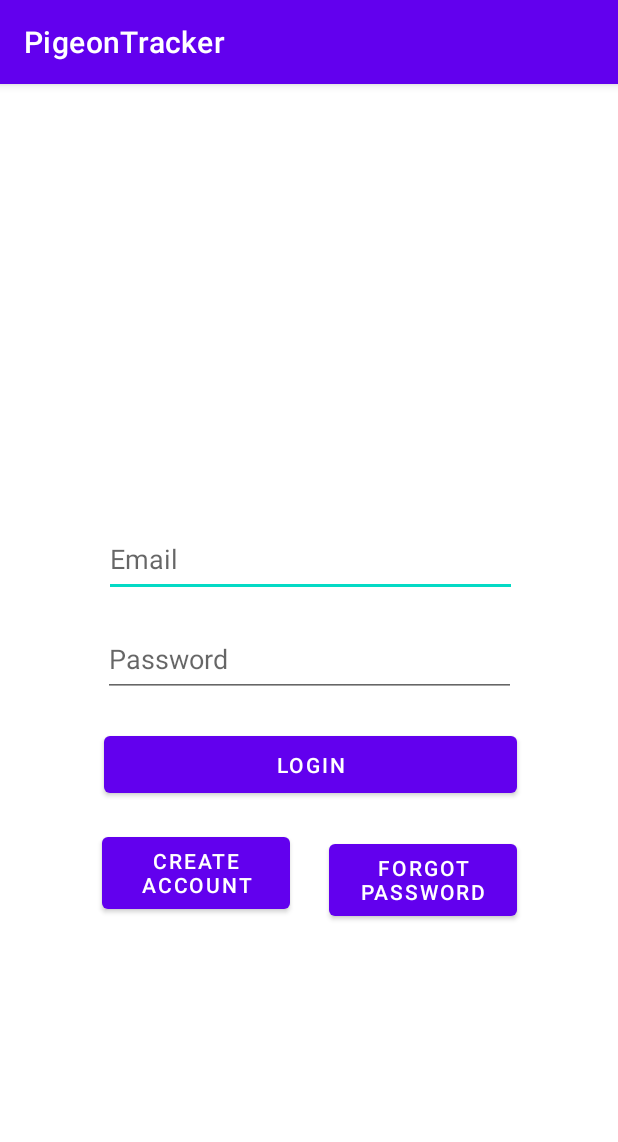
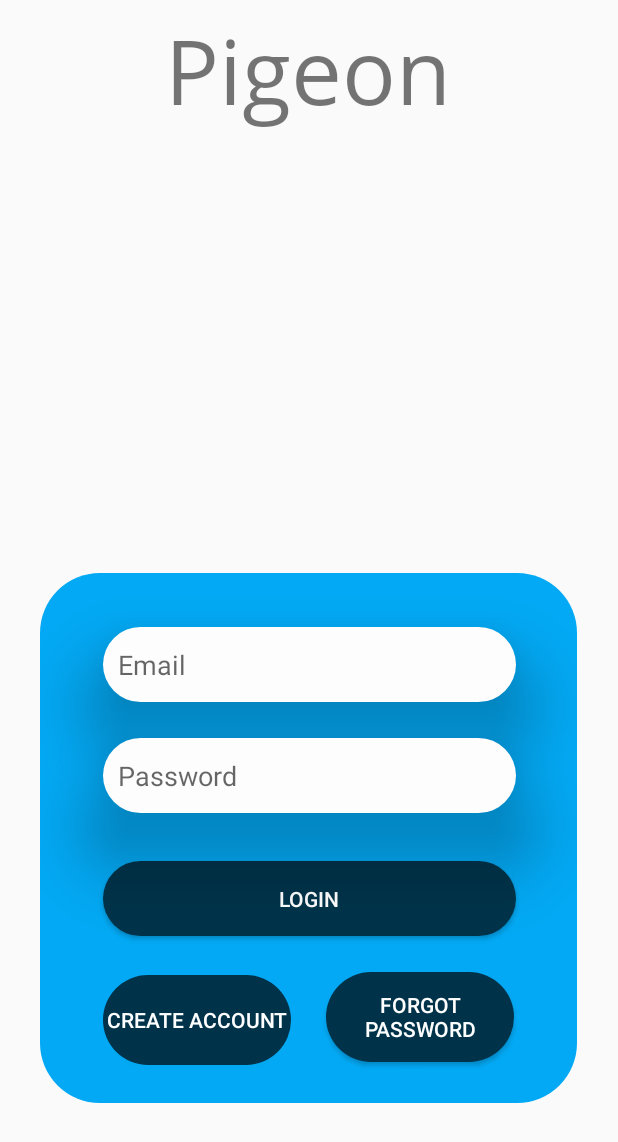
Before and after one commit to jonkoch68/Pigeon, an Android app: the screen it shows after launch (MainActivity), on a phone screen of 412 x 824 dp. Shown: the top 1142 px of the screen. Run offline under Robolectric (Android 15) with nearby library versions, the phone set to English and light mode, and no system bars.

Commit message:
Added more UI elements and Fonts to login Page

```diff
--- a/app/src/main/AndroidManifest.xml
+++ b/app/src/main/AndroidManifest.xml
@@ -8,7 +8,7 @@
         android:label="@string/app_name"
         android:roundIcon="@mipmap/ic_launcher_round"
         android:supportsRtl="true"
-        android:theme="@style/Theme.PigeonTracker">
+        android:theme="@style/Theme.AppCompat.Light.NoActionBar">
         <activity android:name=".MainActivity">
             <intent-filter>
                 <action android:name="android.intent.action.MAIN" />
--- /dev/null
+++ b/app/src/main/res/drawable/login_background.xml
@@ -0,0 +1,5 @@
+<?xml version="1.0" encoding="utf-8"?>
+<shape xmlns:android="http://schemas.android.com/apk/res/android" android:shape="rectangle">
+    <solid android:color="#03A9F4"/>
+    <corners android:radius="40dp"/>
+</shape>
--- /dev/null
+++ b/app/src/main/res/drawable/login_buttons.xml
@@ -0,0 +1,5 @@
+<?xml version="1.0" encoding="utf-8"?>
+<shape xmlns:android="http://schemas.android.com/apk/res/android" android:shape="rectangle">
+    <solid android:color="#00334A"/>
+    <corners android:radius="40dp"/>
+</shape>
--- /dev/null
+++ b/app/src/main/res/drawable/login_text.xml
@@ -0,0 +1,5 @@
+<?xml version="1.0" encoding="utf-8"?>
+<shape xmlns:android="http://schemas.android.com/apk/res/android">
+    <solid android:color="#FDFDFD"/>
+    <corners android:radius="40dp"/>
+</shape>
--- /dev/null
+++ b/app/src/main/res/font/login_title.xml
@@ -0,0 +1,8 @@
+<?xml version="1.0" encoding="utf-8"?>
+<font-family xmlns:android="http://schemas.android.com/apk/res/android">
+    <font
+        android:fontStyle="normal"
+        android:fontWeight="400"
+        android:font="@font/opensans_regular" />
+
+</font-family>
--- a/app/src/main/res/layout/activity_main.xml
+++ b/app/src/main/res/layout/activity_main.xml
@@ -6,70 +6,110 @@
     android:layout_height="match_parent"
     tools:context=".MainActivity">
 
+    <TextView
+        android:id="@+id/LoginTitle"
+        android:layout_width="390dp"
+        android:layout_height="93dp"
+        android:fontFamily="@font/login_title"
+        android:gravity="center"
+        android:text="Pigeon"
+        android:textSize="60dp"
+        app:layout_constraintBottom_toTopOf="@+id/constraintLayout"
+        app:layout_constraintEnd_toEndOf="parent"
+        app:layout_constraintHorizontal_bias="0.476"
+        app:layout_constraintStart_toStartOf="parent"
+        app:layout_constraintTop_toTopOf="parent"
+        app:layout_constraintVertical_bias="0.0" />
+
+    <androidx.constraintlayout.widget.ConstraintLayout
+        android:id="@+id/constraintLayout"
+        android:layout_width="358dp"
+        android:layout_height="353dp"
+        android:background="@drawable/login_background"
+        android:orientation="vertical"
+        app:layout_constraintBottom_toBottomOf="parent"
+        app:layout_constraintEnd_toEndOf="parent"
+        app:layout_constraintHorizontal_bias="0.491"
+        app:layout_constraintStart_toStartOf="parent"
+        app:layout_constraintTop_toTopOf="parent"
+        app:layout_constraintVertical_bias="0.812">
+
         <EditText
             android:id="@+id/editTextTextEmailAddress"
             android:layout_width="275dp"
             android:layout_height="50dp"
-        android:layout_marginTop="292dp"
+            android:layout_marginTop="36dp"
+            android:background="@drawable/login_text"
+            android:elevation="30dp"
             android:ems="10"
             android:hint="Email"
             android:inputType="textEmailAddress"
+            android:paddingStart="10dp"
             app:layout_constraintEnd_toEndOf="parent"
-        app:layout_constraintHorizontal_bias="0.507"
+            app:layout_constraintHorizontal_bias="0.506"
             app:layout_constraintStart_toStartOf="parent"
             app:layout_constraintTop_toTopOf="parent" />
 
-    <Button
-        android:id="@+id/button4"
-        android:layout_width="125dp"
-        android:layout_height="60dp"
-        android:layout_marginStart="68dp"
-        android:layout_marginTop="10dp"
-        android:text="Create Account"
-        app:layout_constraintBottom_toBottomOf="parent"
-        app:layout_constraintStart_toStartOf="parent"
-        app:layout_constraintTop_toBottomOf="@+id/Button_Login"
-        app:layout_constraintVertical_bias="0.034" />
-
-    <Button
-        android:id="@+id/button5"
-        android:layout_width="125dp"
-        android:layout_height="60dp"
-        android:layout_marginTop="22dp"
-        android:text="Forgot Password"
-        app:layout_constraintBottom_toBottomOf="parent"
-        app:layout_constraintEnd_toEndOf="parent"
-        app:layout_constraintHorizontal_bias="0.279"
-        app:layout_constraintStart_toEndOf="@+id/button4"
-        app:layout_constraintTop_toBottomOf="@+id/Button_Login"
-        app:layout_constraintVertical_bias="0.0" />
+        <EditText
+            android:id="@+id/editTextTextPassword"
+            android:layout_width="275dp"
+            android:layout_height="50dp"
+            android:layout_marginTop="24dp"
+            android:background="@drawable/login_text"
+            android:elevation="30dp"
+            android:ems="10"
+            android:hint="Password"
+            android:inputType="textPassword"
+            android:paddingStart="10dp"
+            app:layout_constraintEnd_toEndOf="@+id/editTextTextEmailAddress"
+            app:layout_constraintHorizontal_bias="0.0"
+            app:layout_constraintStart_toStartOf="@+id/editTextTextEmailAddress"
+            app:layout_constraintTop_toBottomOf="@+id/editTextTextEmailAddress" />
 
         <Button
             android:id="@+id/Button_Login"
             android:layout_width="275dp"
             android:layout_height="50dp"
-        android:layout_marginStart="156dp"
-        android:layout_marginTop="20dp"
-        android:layout_marginEnd="162dp"
+            android:layout_marginTop="32dp"
+            android:background="@drawable/login_buttons"
+            android:elevation="10dp"
             android:text="Login"
+            android:textColor="@color/white"
+            app:backgroundTint="@null"
+            app:layout_constraintEnd_toEndOf="@+id/editTextTextPassword"
+            app:layout_constraintHorizontal_bias="0.0"
+            app:layout_constraintStart_toStartOf="@+id/editTextTextPassword"
+            app:layout_constraintTop_toBottomOf="@+id/editTextTextPassword" />
+
+        <Button
+            android:id="@+id/ForgotPasswordButton"
+            android:layout_width="125dp"
+            android:layout_height="60dp"
+            android:layout_marginStart="21dp"
+            android:layout_marginTop="24dp"
+            android:background="@drawable/login_buttons"
+            android:text="Forgot Password"
+            android:textColor="@color/white"
+            app:backgroundTint="@null"
             app:layout_constraintBottom_toBottomOf="parent"
-        app:layout_constraintEnd_toEndOf="parent"
-        app:layout_constraintHorizontal_bias="0.478"
-        app:layout_constraintStart_toStartOf="parent"
-        app:layout_constraintTop_toBottomOf="@+id/editTextTextPassword"
+            app:layout_constraintEnd_toEndOf="@+id/Button_Login"
+            app:layout_constraintStart_toEndOf="@+id/CreateAccountButton"
+            app:layout_constraintTop_toBottomOf="@+id/Button_Login"
             app:layout_constraintVertical_bias="0.0" />
 
-    <EditText
-        android:id="@+id/editTextTextPassword"
-        android:layout_width="275dp"
-        android:layout_height="50dp"
-        android:ems="10"
-        android:hint="Password"
-        android:inputType="textPassword"
+        <Button
+            android:id="@+id/CreateAccountButton"
+            android:layout_width="125dp"
+            android:layout_height="60dp"
+            android:background="@drawable/login_buttons"
+            android:text="Create Account"
+            android:textColor="@color/white"
+            app:backgroundTint="@null"
             app:layout_constraintBottom_toBottomOf="parent"
-        app:layout_constraintEnd_toEndOf="parent"
-        app:layout_constraintStart_toStartOf="parent"
-        app:layout_constraintTop_toBottomOf="@+id/editTextTextEmailAddress"
-        app:layout_constraintVertical_bias="0.044" />
+            app:layout_constraintStart_toStartOf="@+id/Button_Login"
+            app:layout_constraintTop_toBottomOf="@+id/Button_Login" />
+
 
     </androidx.constraintlayout.widget.ConstraintLayout>
+
+</androidx.constraintlayout.widget.ConstraintLayout>
--- a/app/src/main/res/values-night/themes.xml
+++ b/app/src/main/res/values-night/themes.xml
@@ -1,6 +1,6 @@
 <resources xmlns:tools="http://schemas.android.com/tools">
     <!-- Base application theme. -->
-    <style name="Theme.PigeonTracker" parent="Theme.MaterialComponents.DayNight.DarkActionBar">
+    <style name="Theme.PigeonTracker" parent="Theme.MaterialComponents.DayNight.NoActionBar">
         <!-- Primary brand color. -->
         <item name="colorPrimary">@color/purple_200</item>
         <item name="colorPrimaryVariant">@color/purple_700</item>
--- a/app/src/main/res/values/themes.xml
+++ b/app/src/main/res/values/themes.xml
@@ -1,6 +1,6 @@
 <resources xmlns:tools="http://schemas.android.com/tools">
     <!-- Base application theme. -->
-    <style name="Theme.PigeonTracker" parent="Theme.MaterialComponents.DayNight.DarkActionBar">
+    <style name="Theme.PigeonTracker" parent="Theme.MaterialComponents.DayNight.NoActionBar">
         <!-- Primary brand color. -->
         <item name="colorPrimary">@color/purple_500</item>
         <item name="colorPrimaryVariant">@color/purple_700</item>
```
Also changed, not shown: app/src/main/res/font/opensans_light.ttf (added), app/src/main/res/font/opensans_regular.ttf (added). Lines whose indentation alone changed are shown as unchanged.
